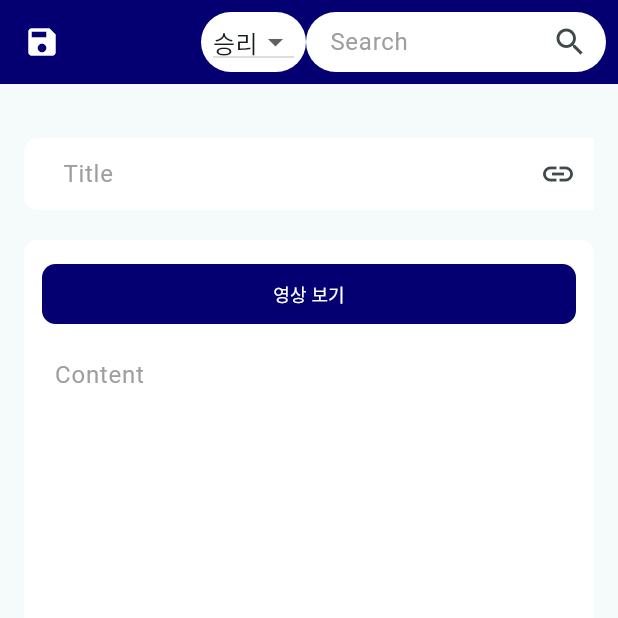
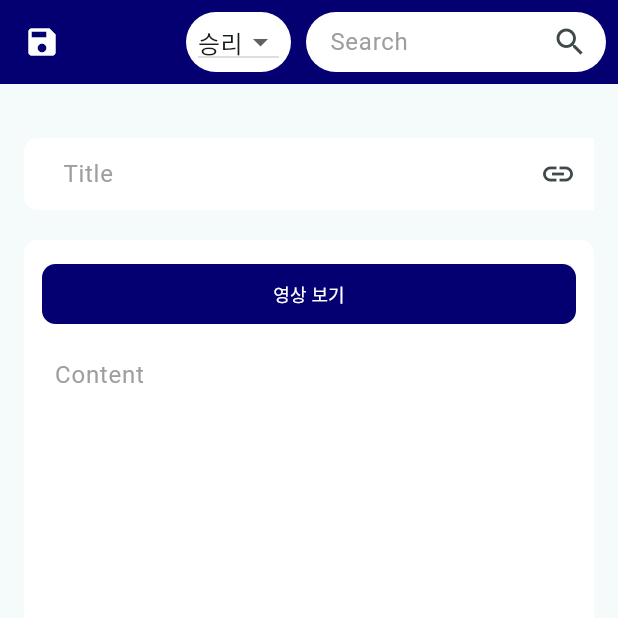
Before and after one commit to KSJ-0/playbook, a Flutter app: the DiaryPage screen opened by its route, on a phone screen of 412 x 824 dp, the top half of it. Run offline on Flutter 3.47's test engine with Material 3 defaults, Android fonts, the phone set to English and light mode, and no system bars; our stand-ins replace cloud_firestore, firebase_core; accounts and stored records are empty; generated files the repository leaves out were written again.

Commit message:
fix/sizedBox 수정

```diff
--- a/lib/diary.dart
+++ b/lib/diary.dart
@@ -96,7 +96,7 @@ class _MyDiaryPageState extends State<DiaryPage> {
                   }
                 ),
               ),
-              const SizedBox(width: 0.0,),
+              const SizedBox(width: 10.0,),
               Container( //검색 창 컨테이너
               width: 200,
               decoration: BoxDecoration(
@@ -105,11 +105,11 @@ class _MyDiaryPageState extends State<DiaryPage> {
               ),
               child :
               Row(children: [
-                SizedBox(width: 12.0,),
+                const SizedBox(width: 12.0,),
                 Expanded( child :
                   TextField( //검색창
                   controller: _searchController,
-                  decoration: InputDecoration(
+                  decoration: const InputDecoration(
                   hintText: "Search",
                   hintStyle:
                     TextStyle(fontWeight: FontWeight.normal, color: Colors.grey),
```
